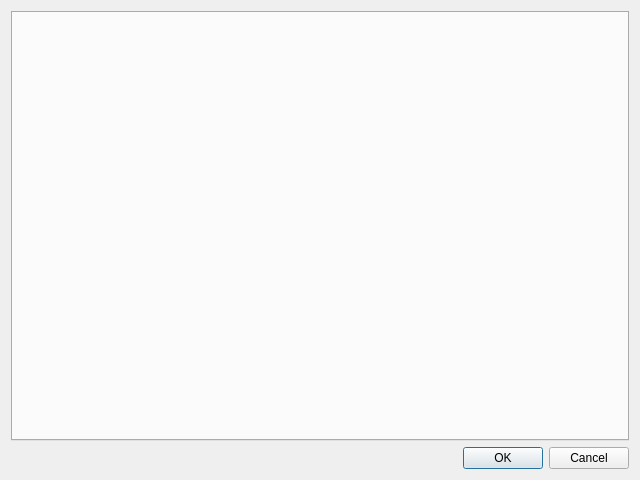
Qt form src/libs/libiveditor/archetypesmanagerdialog.ui (esa/spacecreator) before a commit.
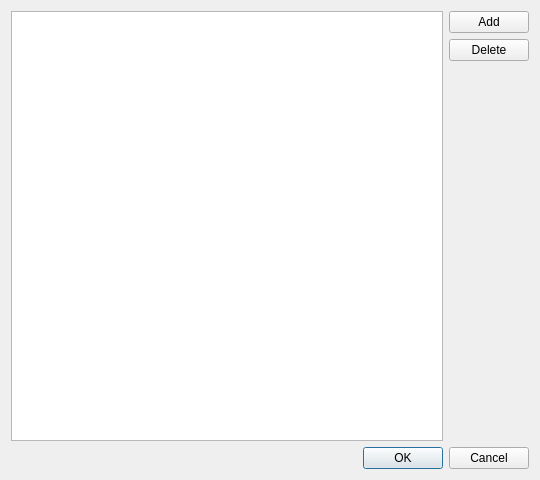
The same form after that commit.

```diff
--- a/src/libs/libiveditor/archetypesmanagerdialog.ui
+++ b/src/libs/libiveditor/archetypesmanagerdialog.ui
@@ -6,22 +6,61 @@
    <rect>
     <x>0</x>
     <y>0</y>
-    <width>640</width>
+    <width>540</width>
     <height>480</height>
    </rect>
   </property>
   <property name="windowTitle">
    <string>Dialog</string>
   </property>
-  <layout class="QGridLayout" name="gridLayout_3">
-   <item row="0" column="0">
-    <widget class="QTabWidget" name="tabWidget">
-     <property name="currentIndex">
-      <number>-1</number>
+  <layout class="QGridLayout" name="gridLayout_4">
+   <item row="0" column="0" rowspan="3">
+    <widget class="QTableView" name="tableView">
+     <property name="selectionMode">
+      <enum>QAbstractItemView::SingleSelection</enum>
      </property>
+     <property name="selectionBehavior">
+      <enum>QAbstractItemView::SelectRows</enum>
+     </property>
+     <attribute name="horizontalHeaderDefaultSectionSize">
+      <number>60</number>
+     </attribute>
+     <attribute name="horizontalHeaderStretchLastSection">
+      <bool>true</bool>
+     </attribute>
+     <attribute name="verticalHeaderVisible">
+      <bool>false</bool>
+     </attribute>
     </widget>
    </item>
-   <item row="1" column="0">
+   <item row="0" column="1">
+    <widget class="QPushButton" name="addButton">
+     <property name="text">
+      <string>Add</string>
+     </property>
+    </widget>
+   </item>
+   <item row="1" column="1">
+    <widget class="QPushButton" name="deleteButton">
+     <property name="text">
+      <string>Delete</string>
+     </property>
+    </widget>
+   </item>
+   <item row="2" column="1">
+    <spacer name="verticalSpacer">
+     <property name="orientation">
+      <enum>Qt::Vertical</enum>
+     </property>
+     <property name="sizeHint" stdset="0">
+      <size>
+       <width>10</width>
+       <height>417</height>
+      </size>
+     </property>
+    </spacer>
+   </item>
+   <item row="3" column="0" colspan="2">
     <widget class="QDialogButtonBox" name="buttonBox">
      <property name="standardButtons">
       <set>QDialogButtonBox::Cancel|QDialogButtonBox::Ok</set>
```
